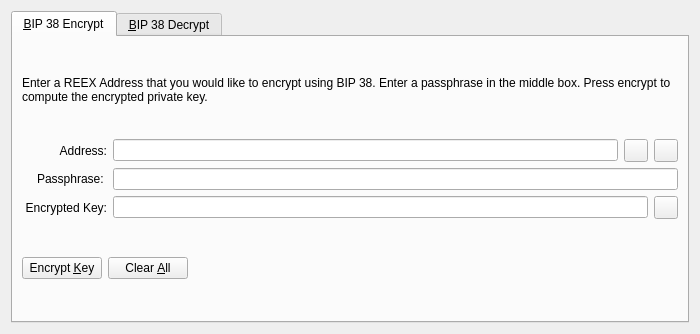
Qt form src/qt/forms/bip38tooldialog.ui (supertref/Reex) before a commit.
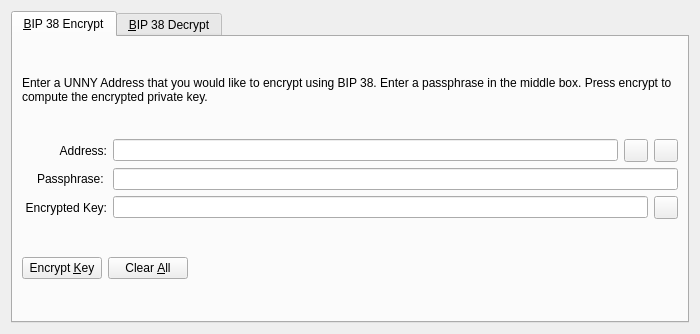
The same form after that commit. The open tabs and pages were chosen to show the change. Icons and pictures are not drawn. Custom widgets are drawn as their Qt base class.

```diff
--- a/src/qt/forms/bip38tooldialog.ui
+++ b/src/qt/forms/bip38tooldialog.ui
@@ -30,7 +30,7 @@
        <item>
         <widget class="QLabel" name="infoLabel_ENC">
          <property name="text">
-          <string>Enter a REEX Address that you would like to encrypt using BIP 38. Enter a passphrase in the middle box. Press encrypt to compute the encrypted private key.</string>
+          <string>Enter a UNNY Address that you would like to encrypt using BIP 38. Enter a passphrase in the middle box. Press encrypt to compute the encrypted private key.</string>
          </property>
          <property name="textFormat">
           <enum>Qt::PlainText</enum>
```
Left out of the diff: 20 changed lines with no effect on the pictures.
